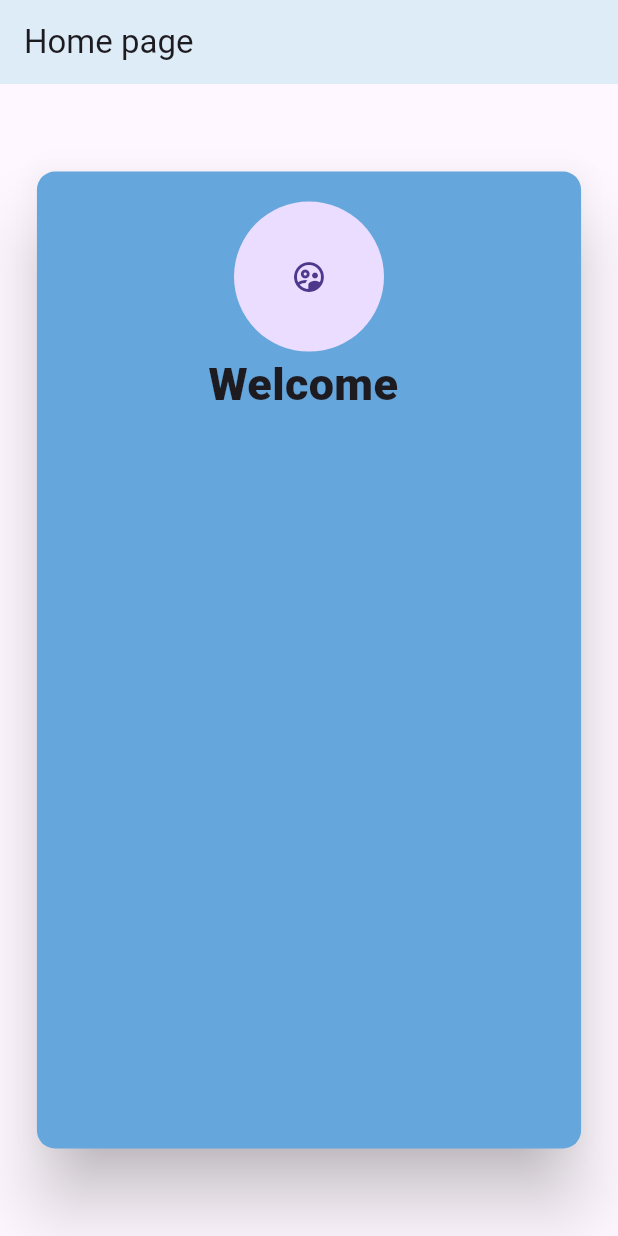
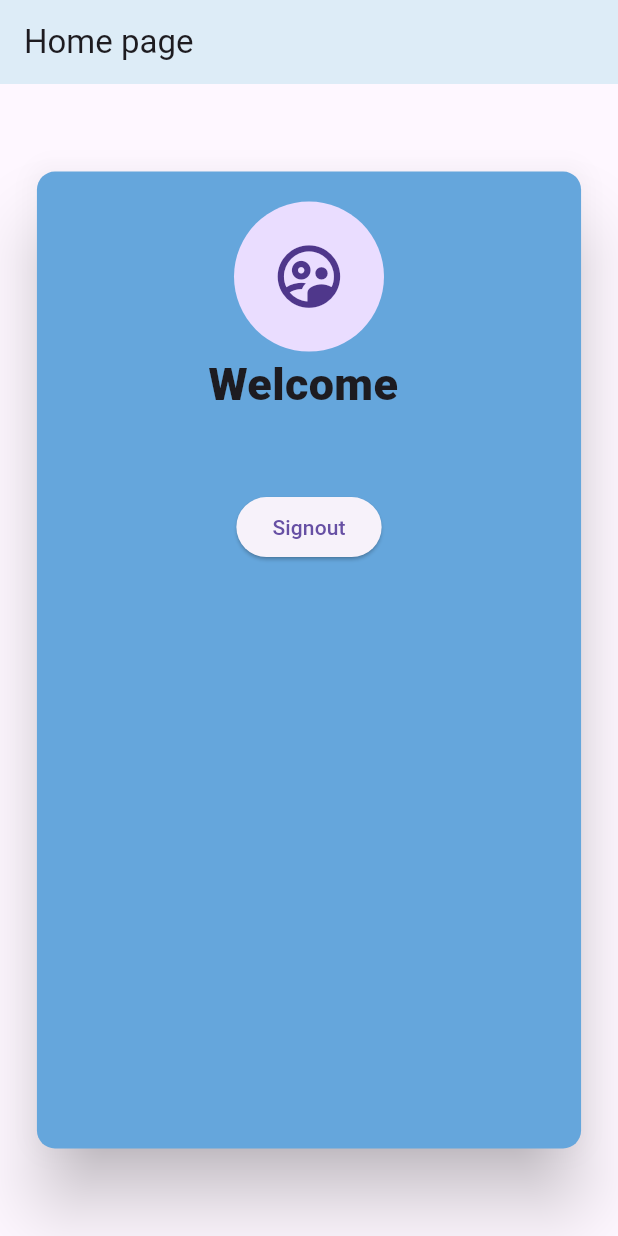
Before and after one commit to SuhailJafrinmk/userpreference, a Flutter app: the homeScreen screen opened directly, on a phone screen of 412 x 824 dp. Run offline on Flutter 3.47's test engine with Material 3 defaults, Android fonts, the phone set to English and light mode, and no system bars; our stand-ins replace google_fonts, shared_preferences; accounts and stored records are empty.

Commit message:
third commit

```diff
--- a/lib/screens/homescreen.dart
+++ b/lib/screens/homescreen.dart
@@ -1,6 +1,7 @@
 import 'package:flutter/material.dart';
 import 'package:shared_preferences/shared_preferences.dart';
 import 'package:user_preference/screens/loginscreen.dart';
+import 'package:user_preference/screens/splashscreen.dart';
 
 class homeScreen extends StatelessWidget {
   const homeScreen({super.key});
@@ -16,8 +17,8 @@ class homeScreen extends StatelessWidget {
   Widget build(BuildContext context) {
     return Scaffold(
       appBar: AppBar(
-        backgroundColor: Color.fromARGB(255, 221, 236, 247),
-        title: Text('Home page'),
+        backgroundColor: const Color.fromARGB(255, 221, 236, 247),
+        title: const Text('Home page'),
       ),
       body: FutureBuilder(future: getUserDetails(), builder: ((context, snapshot) {
         if(snapshot.connectionState==ConnectionState.done){
@@ -27,22 +28,25 @@ class homeScreen extends StatelessWidget {
                 height: MediaQuery.of(context).size.height * .8,
                 width: MediaQuery.of(context).size.width * .8999,
                 child: Card(
-                  color: Color.fromARGB(255, 101, 166, 220),
+                  color: const Color.fromARGB(255, 101, 166, 220),
                   elevation: 20,
                   child: Column(
                     children: [
-                      SizedBox(height: 20,),
-                      CircleAvatar(radius: 50,    child: Icon(Icons.supervised_user_circle_outlined),),
-                      Text('Welcome ${snapshot.data}',style: TextStyle(
+                      const SizedBox(height: 20,),
+                      const CircleAvatar(radius: 50,    child: Icon(Icons.supervised_user_circle_outlined,size: 50,),),
+                      Text('Welcome ${snapshot.data}',style: const TextStyle(
                         fontSize: 30,
                         fontWeight: FontWeight.w900,
                       ),),
-                      SizedBox(height: 50,),
-                      // ElevatedButton(onPressed: (){
-                      //   Navigator.pushReplacement(context, MaterialPageRoute(builder: (context){
-                      //     return loginPage();
-                      //   }));
-                      // }, child: Text('Signout')),
+                      const SizedBox(height: 50,),
+                      ElevatedButton(onPressed: ()async{
+                        var sharedpref=await SharedPreferences.getInstance();
+                        sharedpref.setBool(splashScreenState.KEYLOGIN, false);
+
+                        Navigator.pushReplacement(context, MaterialPageRoute(builder: (context){
+                          return const loginPage();
+                        }));
+                      }, child: const Text('Signout')),
                     ],
                   ),
                 ),
@@ -50,12 +54,12 @@ class homeScreen extends StatelessWidget {
               ),
             );
           }else{
-            return Center(
+            return const Center(
               child: Text('no user data available'),
             );
           }
         }else{
-          return Center(
+          return const Center(
             child: CircularProgressIndicator(),
           );
         }
```
Also changed, not shown: lib/screens/splashscreen.dart (+6 -5 lines).
